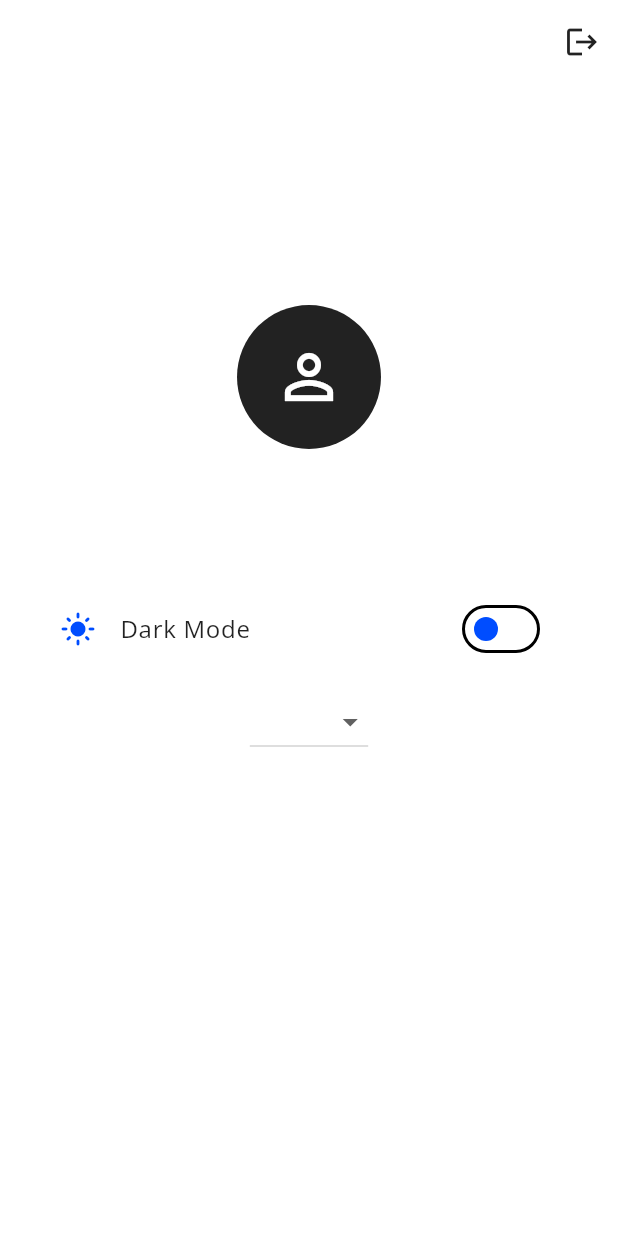
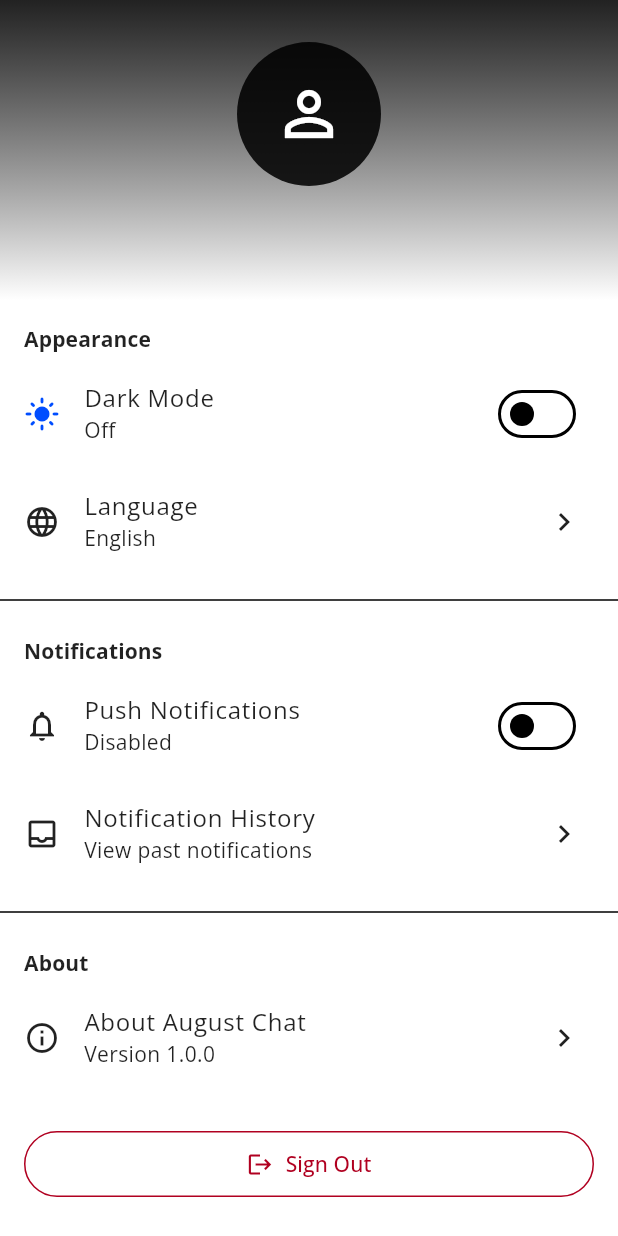
Before and after one commit to maxiomus/wallabie, a Flutter app: the UserProfilePage screen opened directly, on a phone screen of 412 x 824 dp. Run offline on Flutter 3.47's test engine with Material 3 defaults, Android fonts, the phone set to English and light mode, and no system bars; our stand-ins replace bloc, cloud_firestore, emoji_picker_flutter, equatable, firebase_auth, firebase_core and 4 more; missing offline and left inert: firebase_ui_auth, firebase_ui_localizations, firebase_ui_oauth_google, flutter_chat_core, flutter_chat_ui; accounts and stored records are empty; statements that could not run were skipped.

Commit message:
Merge settings into unified profile page
- Redesign profile page with sectioned layout and gradient header
- Add notificationsEnabled to UserPreference with Firestore persistence
- Integrate notifications toggle and history link in profile
- Add language selection dialog and sign out confirmation
- Remove redundant settings feature

Co-Authored-By: Claude Opus 4.5 <noreply@anthropic.com>

```diff
--- a/lib/app/user_profile/bloc/user_profile_bloc.dart
+++ b/lib/app/user_profile/bloc/user_profile_bloc.dart
@@ -36,6 +36,7 @@ class UserProfileBloc extends Bloc<UserProfileEvent, UserProfileState> {
     on<UserProfileThemeModeChanged>(_onThemeModeChanged);
     on<UserProfileThemeModeToggled>(_onThemeModeToggled);
     on<UserProfileLocaleChanged>(_onLocaleChanged);
+    on<UserProfileNotificationsToggled>(_onNotificationsToggled);
     on<UserProfilePersistRequested>(_onPersistRequested);
   }
 
@@ -185,6 +186,31 @@ class UserProfileBloc extends Bloc<UserProfileEvent, UserProfileState> {
     });
   }
 
+  Future<void> _onNotificationsToggled(
+    UserProfileNotificationsToggled event,
+    Emitter<UserProfileState> emit,
+  ) async {
+    final updated = state.preference.copyWith(
+      notificationsEnabled: !state.preference.notificationsEnabled,
+      updatedAt: DateTime.now(),
+    );
+
+    emit(state.copyWith(
+      preference: updated,
+      saveStatus: UserProfileSaveStatus.saving,
+      errorMessage: null,
+    ));
+
+    await _profileRepository.saveCached(updated);
+
+    _debounce?.cancel();
+    _debounce = Timer(const Duration(milliseconds: 400), () {
+      if (!isClosed) {
+        add(UserProfilePersistRequested(updated));
+      }
+    });
+  }
+
   Future<void> _onPersistRequested(
     UserProfilePersistRequested event,
     Emitter<UserProfileState> emit,
--- a/lib/app/user_profile/bloc/user_profile_event.dart
+++ b/lib/app/user_profile/bloc/user_profile_event.dart
@@ -92,3 +92,9 @@ final class UserProfileLocaleChanged extends UserProfileEvent {
   @override
   List<Object?> get props => [locale];
 }
+
+/// Event when user toggles notifications.
+final class UserProfileNotificationsToggled extends UserProfileEvent {
+  /// Creates a [UserProfileNotificationsToggled] event.
+  const UserProfileNotificationsToggled();
+}
--- a/lib/app/user_profile/models/user_preference.dart
+++ b/lib/app/user_profile/models/user_preference.dart
@@ -18,6 +18,9 @@ class UserPreference extends Equatable {
   /// User's preferred locale tag (e.g., 'en', 'ko').
   final String locale;
 
+  /// Whether push notifications are enabled.
+  final bool notificationsEnabled;
+
   /// Timestamp of the last update.
   final DateTime? updatedAt;
 
@@ -27,6 +30,7 @@ class UserPreference extends Equatable {
     this.userName = '',
     this.themeMode = ThemeMode.system,
     this.locale = 'en',
+    this.notificationsEnabled = true,
     this.updatedAt,
   });
 
@@ -36,13 +40,13 @@ class UserPreference extends Equatable {
       'userName': userName,
       'themeMode': themeMode.name,
       'locale': locale,
+      'notificationsEnabled': notificationsEnabled,
       'updatedAt': FieldValue.serverTimestamp(),
     };
   }
 
   /// Creates a [UserPreference] from a Firestore JSON map.
   factory UserPreference.fromJson(Map<String, dynamic> json, String userId) {
-
     return UserPreference(
       userId: userId,
       userName: json['userName'] as String? ?? '',
@@ -51,6 +55,7 @@ class UserPreference extends Equatable {
         orElse: () => ThemeMode.system,
       ),
       locale: json['locale'] as String? ?? 'en',
+      notificationsEnabled: json['notificationsEnabled'] as bool? ?? true,
       updatedAt: _parseUpdatedAt(json['updatedAt']),
     );
   }
@@ -60,6 +65,7 @@ class UserPreference extends Equatable {
     String? userName,
     ThemeMode? themeMode,
     String? locale,
+    bool? notificationsEnabled,
     DateTime? updatedAt,
   }) {
     return UserPreference(
@@ -67,12 +73,13 @@ class UserPreference extends Equatable {
       userName: userName ?? this.userName,
       themeMode: themeMode ?? this.themeMode,
       locale: locale ?? this.locale,
+      notificationsEnabled: notificationsEnabled ?? this.notificationsEnabled,
       updatedAt: updatedAt ?? this.updatedAt,
     );
   }
 
   @override
-  List<Object?> get props => [userId, userName, themeMode, locale, updatedAt];
+  List<Object?> get props => [userId, userName, themeMode, locale, notificationsEnabled, updatedAt];
 }
 
 /// Parses an updatedAt field from Firestore or cache.
--- a/lib/app/user_profile/view/user_profile_page.dart
+++ b/lib/app/user_profile/view/user_profile_page.dart
@@ -2,140 +2,306 @@ import 'package:flutter/material.dart';
 import 'package:flutter_bloc/flutter_bloc.dart';
 import 'package:firebase_auth/firebase_auth.dart';
 
+import 'package:august_chat/notifications/notifications.dart';
 import '../widgets/widgets.dart';
 import '../bloc/user_profile_bloc.dart';
 
-/// Page displaying user profile with settings for theme and locale.
-///
-/// Allows users to toggle dark mode, change language, and sign out.
+/// Page displaying user profile with settings for theme, locale, and notifications.
 class UserProfilePage extends StatelessWidget {
   /// Creates a [UserProfilePage].
   const UserProfilePage({super.key});
 
   @override
   Widget build(BuildContext context) {
-    final textTheme = Theme.of(context).textTheme;
-    //final user = context.select((AppBloc bloc) => bloc.state.user);
-    //final userPreference = Provider.of<UserPreference>(context);
-
     return BlocBuilder<UserProfileBloc, UserProfileState>(
-      buildWhen: (prev, curr) =>
-        prev.preference != curr.preference ||
-        prev.loadStatus != curr.loadStatus ||
-        prev.saveStatus != curr.saveStatus,
       builder: (context, state) {
-        debugPrint('UserProfile loadStatus = ${state.loadStatus}');
-        final user = FirebaseAuth.instance.currentUser!;
-
         if (state.isLoading) {
-          return const Padding(
-            padding: EdgeInsets.all(24.0),
-            child: CircularProgressIndicator(),
+          return const Scaffold(
+            body: Center(child: CircularProgressIndicator()),
           );
         }
 
+        final user = FirebaseAuth.instance.currentUser!;
         final pref = state.preference;
-        final isDarkMode = pref.themeMode == ThemeMode.dark;
-        final locales = const <(String tag, String label)>[
-          ('en', 'English'),
-          ('ko', '한국어'),
-        ];
 
         return Scaffold(
-          appBar: AppBar(
-            actions: [
-              IconButton(
-                tooltip: 'Logout',
-                icon: const Icon(Icons.logout),
-                onPressed: () => FirebaseAuth.instance.signOut(),
+          body: CustomScrollView(
+            slivers: [
+              // Profile Header
+              SliverAppBar(
+                expandedHeight: 200,
+                pinned: true,
+                flexibleSpace: FlexibleSpaceBar(
+                  background: Container(
+                    decoration: BoxDecoration(
+                      gradient: LinearGradient(
+                        begin: Alignment.topCenter,
+                        end: Alignment.bottomCenter,
+                        colors: [
+                          Theme.of(context).colorScheme.primaryContainer,
+                          Theme.of(context).colorScheme.surface,
+                        ],
+                      ),
+                    ),
+                    child: SafeArea(
+                      child: Column(
+                        mainAxisAlignment: MainAxisAlignment.center,
+                        children: [
+                          const SizedBox(height: 16),
+                          Avatar(photo: user.photoURL),
+                          const SizedBox(height: 12),
+                          Text(
+                            user.displayName ?? 'User',
+                            style: Theme.of(context).textTheme.titleLarge?.copyWith(
+                              fontWeight: FontWeight.bold,
+                            ),
+                          ),
+                          const SizedBox(height: 4),
+                          Text(
+                            user.email ?? '',
+                            style: Theme.of(context).textTheme.bodyMedium?.copyWith(
+                              color: Theme.of(context).colorScheme.onSurfaceVariant,
+                            ),
                           ),
                         ],
                       ),
-          body: Align(
-            alignment: const Alignment(0, -1 / 3),
+                    ),
+                  ),
+                ),
+              ),
+
+              // Settings Sections
+              SliverToBoxAdapter(
                 child: Column(
-              mainAxisSize: MainAxisSize.min,
-              children: <Widget>[
-                Avatar(photo: user.photoURL),
-                const SizedBox(height: 4),
-                Text(
-                  user.email ?? '',
-                  /*
-                  style: TextStyle(
+                  crossAxisAlignment: CrossAxisAlignment.start,
+                  children: [
+                    const SizedBox(height: 8),
 
-                    color: Theme.of(context).brightness == Brightness.dark
-                        ? Colors.white70
-                        : Colors.black,
+                    // Appearance Section
+                    _SectionHeader(title: 'Appearance'),
+                    _buildThemeTile(context, pref),
+                    _buildLocaleTile(context, pref),
+                    const Divider(height: 32),
+
+                    // Notifications Section
+                    _SectionHeader(title: 'Notifications'),
+                    _buildNotificationsTile(context, pref),
+                    _buildNotificationsListTile(context),
+                    const Divider(height: 32),
+
+                    // About Section
+                    _SectionHeader(title: 'About'),
+                    _buildAboutTile(context),
+                    const SizedBox(height: 24),
+
+                    // Logout Button
+                    Padding(
+                      padding: const EdgeInsets.symmetric(horizontal: 16),
+                      child: SizedBox(
+                        width: double.infinity,
+                        child: OutlinedButton.icon(
+                          onPressed: () => _showLogoutDialog(context),
+                          icon: const Icon(Icons.logout),
+                          label: const Text('Sign Out'),
+                          style: OutlinedButton.styleFrom(
+                            foregroundColor: Theme.of(context).colorScheme.error,
+                            side: BorderSide(
+                              color: Theme.of(context).colorScheme.error,
                             ),
-                  */
+                            padding: const EdgeInsets.symmetric(vertical: 12),
                           ),
-                const SizedBox(height: 4),
-                Text(user.displayName ?? '', style: textTheme.headlineSmall),
-                const SizedBox(height: 8),
-                // Dark Mode Switch
-                Padding(
-                  padding: const EdgeInsets.all(24.0),
-                  child: Column(
-                    mainAxisSize: MainAxisSize.min,
-                    spacing: 10.0,
-                    children: <Widget>[
-                      SwitchListTile(
-                        activeThumbColor: Colors.white,
-                        activeTrackColor: Color(0xFF004DFF),
-                        inactiveThumbColor: Color(0xFF004DFF),
-                        title: const Text('Dark Mode'),
-                        value: isDarkMode,
-                        onChanged: (value) {
-                          context.read<UserProfileBloc>().add(
-                            UserProfileThemeModeChanged(
-                              value ? ThemeMode.dark : ThemeMode.light
-                            )
-                          );
-                        },
-                        secondary: AnimatedSwitcher(
-                          duration: Duration(milliseconds: 400),
-                          transitionBuilder: (child, animation) =>
-                            RotationTransition(turns: animation, child: child,),
-                          child: Icon(
-                            isDarkMode
-                                ? Icons.dark_mode
-                                : Icons.light_mode,
-                            key: ValueKey<bool>(isDarkMode),
-                            color: isDarkMode ? Colors.amber : Color(0xFF004DFF)
                         ),
-                        )
                       ),
-                      DropdownButton<String>(
-                        value: state.preference.locale,
-                        items: locales
-                            .map((x) => DropdownMenuItem(value: x.$1, child: Text(x.$2)))
-                            .toList(),
-                        onChanged: (tag) {
-                          if (tag == null) return;
-                          context.read<UserProfileBloc>().add(
-                            UserProfileLocaleChanged(tag),
-                          );
-                        },
-                      )
+                    ),
+                    const SizedBox(height: 32),
                   ],
                 ),
               ),
-
-                /*
-                Switch(
-                  value: _isDarkMode!,
-                  onChanged: (value) {
-                    setState(() {
-                      _isDarkMode = value;
-                    });
-                  },
-                ),
-                */
             ],
-            ),
           ),
         );
       },
     );
   }
+
+  Widget _buildThemeTile(BuildContext context, pref) {
+    final isDarkMode = pref.themeMode == ThemeMode.dark;
+
+    return ListTile(
+      leading: AnimatedSwitcher(
+        duration: const Duration(milliseconds: 300),
+        transitionBuilder: (child, animation) =>
+            RotationTransition(turns: animation, child: child),
+        child: Icon(
+          isDarkMode ? Icons.dark_mode : Icons.light_mode,
+          key: ValueKey<bool>(isDarkMode),
+          color: isDarkMode ? Colors.amber : const Color(0xFF004DFF),
+        ),
+      ),
+      title: const Text('Dark Mode'),
+      subtitle: Text(isDarkMode ? 'On' : 'Off'),
+      trailing: Switch(
+        value: isDarkMode,
+        onChanged: (value) {
+          context.read<UserProfileBloc>().add(
+            UserProfileThemeModeChanged(
+              value ? ThemeMode.dark : ThemeMode.light,
+            ),
+          );
+        },
+      ),
+    );
   }
+
+  Widget _buildLocaleTile(BuildContext context, pref) {
+    const locales = <(String tag, String label)>[
+      ('en', 'English'),
+      ('ko', '한국어'),
+    ];
+
+    final currentLabel = locales
+        .firstWhere((l) => l.$1 == pref.locale, orElse: () => locales.first)
+        .$2;
+
+    return ListTile(
+      leading: const Icon(Icons.language),
+      title: const Text('Language'),
+      subtitle: Text(currentLabel),
+      trailing: const Icon(Icons.chevron_right),
+      onTap: () => _showLanguageDialog(context, pref.locale, locales),
+    );
+  }
+
+  Widget _buildNotificationsTile(BuildContext context, pref) {
+    return ListTile(
+      leading: const Icon(Icons.notifications_outlined),
+      title: const Text('Push Notifications'),
+      subtitle: Text(pref.notificationsEnabled ? 'Enabled' : 'Disabled'),
+      trailing: Switch(
+        value: pref.notificationsEnabled,
+        onChanged: (value) {
+          context.read<UserProfileBloc>().add(
+            const UserProfileNotificationsToggled(),
+          );
+        },
+      ),
+    );
+  }
+
+  Widget _buildNotificationsListTile(BuildContext context) {
+    return ListTile(
+      leading: const Icon(Icons.inbox_outlined),
+      title: const Text('Notification History'),
+      subtitle: const Text('View past notifications'),
+      trailing: const Icon(Icons.chevron_right),
+      onTap: () {
+        Navigator.of(context).push(NotificationsPage.route());
+      },
+    );
+  }
+
+  Widget _buildAboutTile(BuildContext context) {
+    return ListTile(
+      leading: const Icon(Icons.info_outline),
+      title: const Text('About August Chat'),
+      subtitle: const Text('Version 1.0.0'),
+      trailing: const Icon(Icons.chevron_right),
+      onTap: () {
+        showAboutDialog(
+          context: context,
+          applicationName: 'August Chat',
+          applicationVersion: '1.0.0',
+          applicationLegalese: '© 2024 August Chat',
+          children: [
+            const SizedBox(height: 16),
+            const Text('A modern chat application built with Flutter.'),
+          ],
+        );
+      },
+    );
+  }
+
+  void _showLanguageDialog(
+    BuildContext context,
+    String currentLocale,
+    List<(String, String)> locales,
+  ) {
+    showDialog(
+      context: context,
+      builder: (dialogContext) => AlertDialog(
+        title: const Text('Select Language'),
+        content: Column(
+          mainAxisSize: MainAxisSize.min,
+          children: locales.map((locale) {
+            final isSelected = locale.$1 == currentLocale;
+            return ListTile(
+              title: Text(locale.$2),
+              leading: Icon(
+                isSelected ? Icons.radio_button_checked : Icons.radio_button_off,
+                color: isSelected ? Theme.of(context).colorScheme.primary : null,
+              ),
+              onTap: () {
+                context.read<UserProfileBloc>().add(
+                  UserProfileLocaleChanged(locale.$1),
+                );
+                Navigator.of(dialogContext).pop();
+              },
+            );
+          }).toList(),
+        ),
+        actions: [
+          TextButton(
+            onPressed: () => Navigator.of(dialogContext).pop(),
+            child: const Text('Cancel'),
+          ),
+        ],
+      ),
+    );
+  }
+
+  void _showLogoutDialog(BuildContext context) {
+    showDialog(
+      context: context,
+      builder: (dialogContext) => AlertDialog(
+        title: const Text('Sign Out'),
+        content: const Text('Are you sure you want to sign out?'),
+        actions: [
+          TextButton(
+            onPressed: () => Navigator.of(dialogContext).pop(),
+            child: const Text('Cancel'),
+          ),
+          TextButton(
+            onPressed: () {
+              Navigator.of(dialogContext).pop();
+              FirebaseAuth.instance.signOut();
+            },
+            child: Text(
+              'Sign Out',
+              style: TextStyle(color: Theme.of(context).colorScheme.error),
+            ),
+          ),
+        ],
+      ),
+    );
+  }
+}
+
+class _SectionHeader extends StatelessWidget {
+  final String title;
+
+  const _SectionHeader({required this.title});
+
+  @override
+  Widget build(BuildContext context) {
+    return Padding(
+      padding: const EdgeInsets.fromLTRB(16, 8, 16, 4),
+      child: Text(
+        title,
+        style: Theme.of(context).textTheme.titleSmall?.copyWith(
+          color: Theme.of(context).colorScheme.primary,
+          fontWeight: FontWeight.bold,
+        ),
+      ),
+    );
+  }
+}
--- a/lib/settings/settings.dart
+++ /dev/null
@@ -1,2 +0,0 @@
-export 'bloc/settings_bloc.dart';
-export 'view/view.dart';
--- a/lib/settings/view/view.dart
+++ /dev/null
@@ -1 +0,0 @@
-export 'settings_page.dart';
```
Also changed, not shown: lib/settings/bloc/settings_bloc.dart (deleted, +0 -38 lines), lib/settings/bloc/settings_event.dart (deleted, +0 -22 lines), lib/settings/bloc/settings_state.dart (deleted, +0 -51 lines), lib/settings/view/settings_page.dart (deleted, +0 -65 lines). Lines whose indentation alone changed are shown as unchanged.
